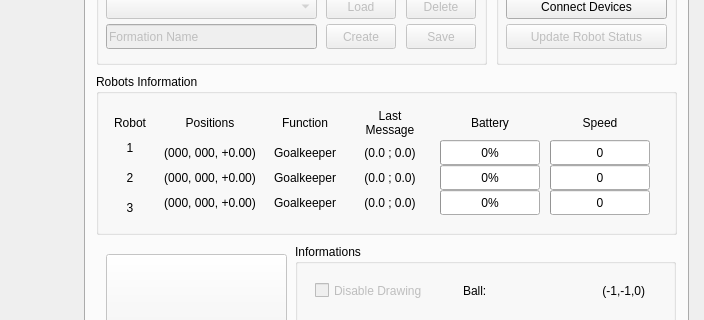
Qt form interface/mainwindow.ui (PEQUI-MEC/PY-VSSS-INF) before a commit; both pictures show x 686 to 1390 and y 149 to 469 of the 1390 by 717 pixel window.
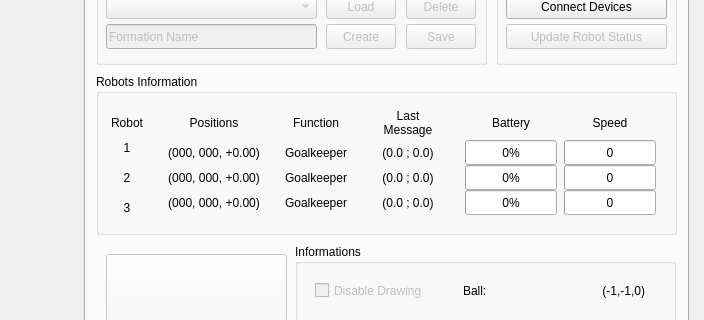
The same form after that commit. Icons and pictures are not drawn.

Commit message: Constantes da estratégia agora são desenhadas na tela

The edit to the form file:
```diff
--- a/interface/mainwindow.ui
+++ b/interface/mainwindow.ui
@@ -1040,7 +1040,7 @@
             <widget class="QLabel" name="labelPlayPositionsRobot">
              <property name="minimumSize">
               <size>
-               <width>100</width>
+               <width>120</width>
                <height>35</height>
               </size>
              </property>
@@ -1062,7 +1062,7 @@
             <widget class="QLabel" name="labelPlayPositionsRobot1">
              <property name="minimumSize">
               <size>
-               <width>100</width>
+               <width>120</width>
                <height>25</height>
               </size>
              </property>
@@ -1084,7 +1084,7 @@
             <widget class="QLabel" name="labelPlayPositionsRobot2">
              <property name="minimumSize">
               <size>
-               <width>100</width>
+               <width>120</width>
                <height>25</height>
               </size>
              </property>
@@ -1106,7 +1106,7 @@
             <widget class="QLabel" name="labelPlayPositionsRobot3">
              <property name="minimumSize">
               <size>
-               <width>100</width>
+               <width>120</width>
                <height>25</height>
               </size>
              </property>
@@ -1230,7 +1230,7 @@
             <widget class="QLabel" name="labelPlayLastMessageRobot">
              <property name="minimumSize">
               <size>
-               <width>80</width>
+               <width>100</width>
                <height>35</height>
               </size>
              </property>
@@ -1253,7 +1253,7 @@
             <widget class="QLabel" name="labelPlayLastMessageRobot1">
              <property name="minimumSize">
               <size>
-               <width>80</width>
+               <width>100</width>
                <height>25</height>
               </size>
              </property>
@@ -1275,7 +1275,7 @@
             <widget class="QLabel" name="labelPlayLastMessageRobot2">
              <property name="minimumSize">
               <size>
-               <width>80</width>
+               <width>100</width>
                <height>25</height>
               </size>
              </property>
@@ -1297,7 +1297,7 @@
             <widget class="QLabel" name="labelPlayLastMessageRobot3">
              <property name="minimumSize">
               <size>
-               <width>80</width>
+               <width>100</width>
                <height>25</height>
               </size>
              </property>
@@ -1326,7 +1326,7 @@
             <widget class="QLabel" name="labelPlayRobotStatus">
              <property name="minimumSize">
               <size>
-               <width>100</width>
+               <width>50</width>
                <height>35</height>
               </size>
              </property>
@@ -1348,7 +1348,7 @@
             <widget class="QProgressBar" name="progressBarPlayRobotStatusRobotA">
              <property name="minimumSize">
               <size>
-               <width>100</width>
+               <width>50</width>
                <height>25</height>
               </size>
              </property>
@@ -1367,7 +1367,7 @@
             <widget class="QProgressBar" name="progressBarPlayRobotStatusRobotB">
              <property name="minimumSize">
               <size>
-               <width>100</width>
+               <width>50</width>
                <height>25</height>
               </size>
              </property>
@@ -1386,7 +1386,7 @@
             <widget class="QProgressBar" name="progressBarPlayRobotStatusRobotC">
              <property name="minimumSize">
               <size>
-               <width>100</width>
+               <width>50</width>
                <height>25</height>
               </size>
              </property>
@@ -1412,7 +1412,7 @@
             <widget class="QLabel" name="labelPlayRobotSpeed">
              <property name="minimumSize">
               <size>
-               <width>100</width>
+               <width>50</width>
                <height>35</height>
               </size>
              </property>
@@ -1434,7 +1434,7 @@
             <widget class="QProgressBar" name="progressBarPlaySpeedRobot1">
              <property name="minimumSize">
               <size>
-               <width>100</width>
+               <width>50</width>
                <height>25</height>
               </size>
              </property>
@@ -1459,7 +1459,7 @@
             <widget class="QProgressBar" name="progressBarPlaySpeedRobot2">
              <property name="minimumSize">
               <size>
-               <width>100</width>
+               <width>50</width>
                <height>25</height>
               </size>
              </property>
@@ -1484,7 +1484,7 @@
             <widget class="QProgressBar" name="progressBarPlaySpeedRobot3">
              <property name="minimumSize">
               <size>
-               <width>100</width>
+               <width>50</width>
                <height>25</height>
               </size>
              </property>
```
Left out of the diff: 522 changed lines with no effect on the pictures. The commit also changes 3 other files.
